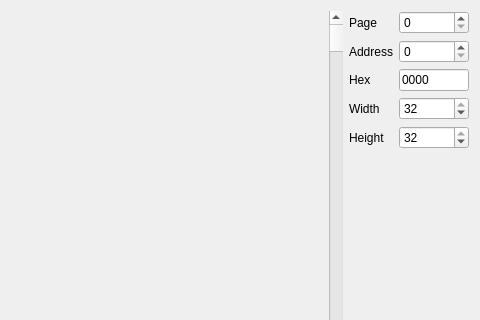
Qt form ui/memviewer.ui (samstyle/Xpeccy) before a commit; both pictures show x 200 to 680 and y 0 to 320 of the 680 by 534 pixel window.
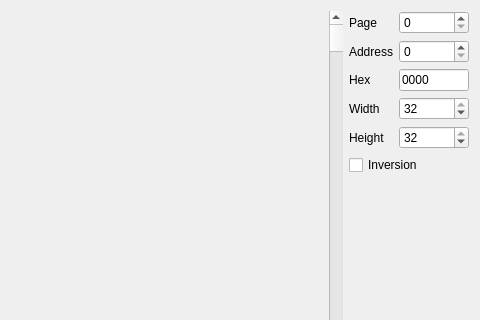
The same form after that commit. Icons and pictures are not drawn.

Commit message: build 20170216 [+] deBUGa: fix segment address display [+] deBUGa: memory filler tool [+] deBUGa: bytes search tool [+] deBUGa: 'invert bits' option for sprite scanner tool [+] deBUGa: fix doubling of 'change breakpoint/view' actions [+] Using application-wide DejaVuSansMono.ttf or ${CONFDIR}/appfont.ttf [+] Some minor fixes

Diff of the .ui file:
```diff
--- a/ui/memviewer.ui
+++ b/ui/memviewer.ui
@@ -48,19 +48,6 @@
     <layout class="QVBoxLayout" name="verticalLayout">
      <item>
       <layout class="QGridLayout" name="gridLayout" columnstretch="0,0">
-       <item row="5" column="0">
-        <spacer name="verticalSpacer">
-         <property name="orientation">
-          <enum>Qt::Vertical</enum>
-         </property>
-         <property name="sizeHint" stdset="0">
-          <size>
-           <width>20</width>
-           <height>40</height>
-          </size>
-         </property>
-        </spacer>
-       </item>
        <item row="1" column="0">
         <widget class="QLabel" name="label_2">
          <property name="text">
@@ -148,6 +135,30 @@
        </item>
       </layout>
      </item>
+     <item>
+      <layout class="QHBoxLayout" name="horizontalLayout_3">
+       <item>
+        <widget class="QCheckBox" name="tbInvert">
+         <property name="text">
+          <string>Inversion</string>
+         </property>
+        </widget>
+       </item>
+      </layout>
+     </item>
+     <item>
+      <spacer name="verticalSpacer">
+       <property name="orientation">
+        <enum>Qt::Vertical</enum>
+       </property>
+       <property name="sizeHint" stdset="0">
+        <size>
+         <width>20</width>
+         <height>40</height>
+        </size>
+       </property>
+      </spacer>
+     </item>
      <item>
       <layout class="QHBoxLayout" name="horizontalLayout_2">
        <item>
```
The commit also changes 30 other files.
